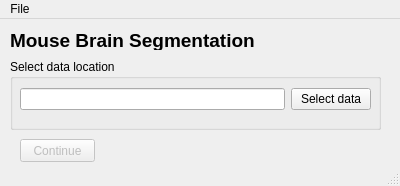
Before: the Qt Designer form src/gui/select_data.ui in Turku-BioImaging/mouse-brain-alignment-tool, drawn with Qt 5.
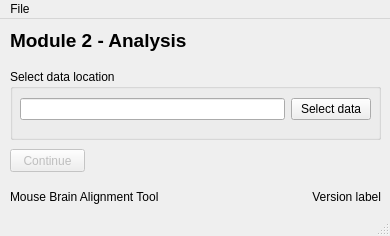
After: the same form once the commit is applied.

Patch:
```diff
--- a/src/gui/select_data.ui
+++ b/src/gui/select_data.ui
@@ -6,8 +6,8 @@
    <rect>
     <x>0</x>
     <y>0</y>
-    <width>400</width>
-    <height>186</height>
+    <width>390</width>
+    <height>236</height>
    </rect>
   </property>
   <property name="windowTitle">
@@ -19,8 +19,8 @@
      <rect>
       <x>10</x>
       <y>10</y>
-      <width>271</width>
-      <height>21</height>
+      <width>381</width>
+      <height>31</height>
      </rect>
     </property>
     <property name="font">
@@ -31,7 +31,7 @@
      </font>
     </property>
     <property name="text">
-     <string>Mouse Brain Segmentation</string>
+     <string>Module 2 - Analysis</string>
     </property>
     <property name="alignment">
      <set>Qt::AlignLeading|Qt::AlignLeft|Qt::AlignTop</set>
@@ -41,7 +41,7 @@
     <property name="geometry">
      <rect>
       <x>10</x>
-      <y>40</y>
+      <y>50</y>
       <width>371</width>
       <height>71</height>
      </rect>
@@ -84,8 +84,8 @@
     </property>
     <property name="geometry">
      <rect>
-      <x>20</x>
-      <y>120</y>
+      <x>10</x>
+      <y>130</y>
       <width>75</width>
       <height>23</height>
      </rect>
@@ -94,13 +94,42 @@
      <string>Continue</string>
     </property>
    </widget>
+   <widget class="QLabel" name="version_label">
+    <property name="geometry">
+     <rect>
+      <x>270</x>
+      <y>170</y>
+      <width>111</width>
+      <height>16</height>
+     </rect>
+    </property>
+    <property name="text">
+     <string>Version label</string>
+    </property>
+    <property name="alignment">
+     <set>Qt::AlignRight|Qt::AlignTrailing|Qt::AlignVCenter</set>
+    </property>
+   </widget>
+   <widget class="QLabel" name="app_label">
+    <property name="geometry">
+     <rect>
+      <x>10</x>
+      <y>170</y>
+      <width>181</width>
+      <height>16</height>
+     </rect>
+    </property>
+    <property name="text">
+     <string>Mouse Brain Alignment Tool</string>
+    </property>
+   </widget>
   </widget>
   <widget class="QMenuBar" name="menubar">
    <property name="geometry">
     <rect>
      <x>0</x>
      <y>0</y>
-     <width>400</width>
+     <width>390</width>
      <height>21</height>
     </rect>
    </property>
```
